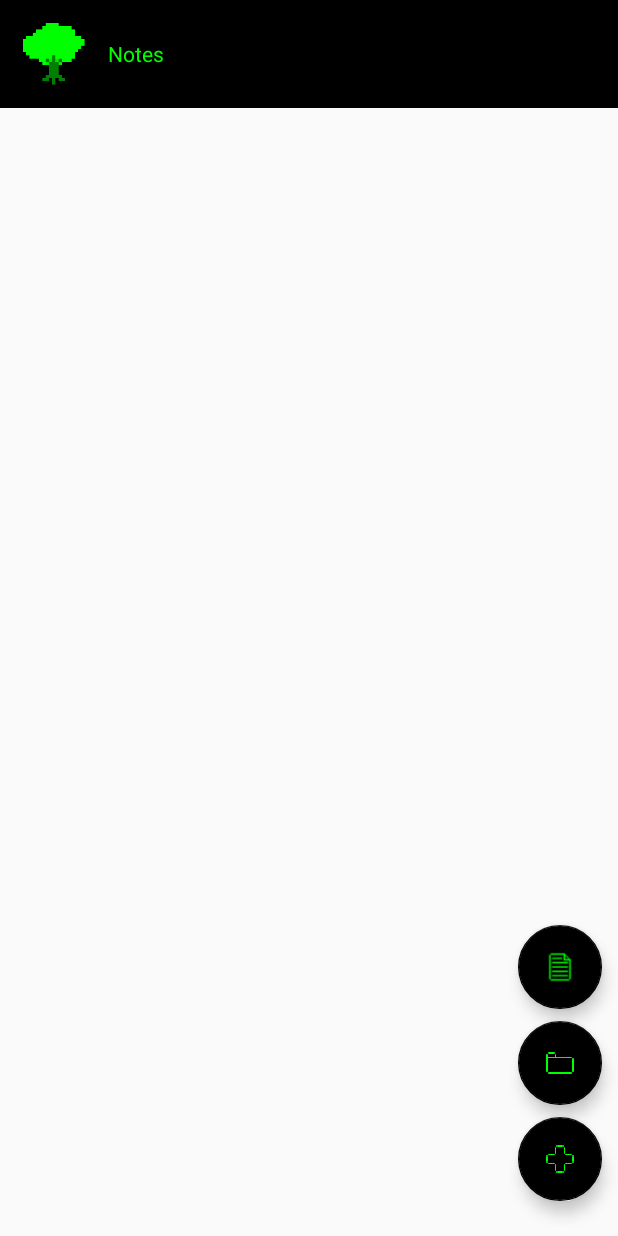
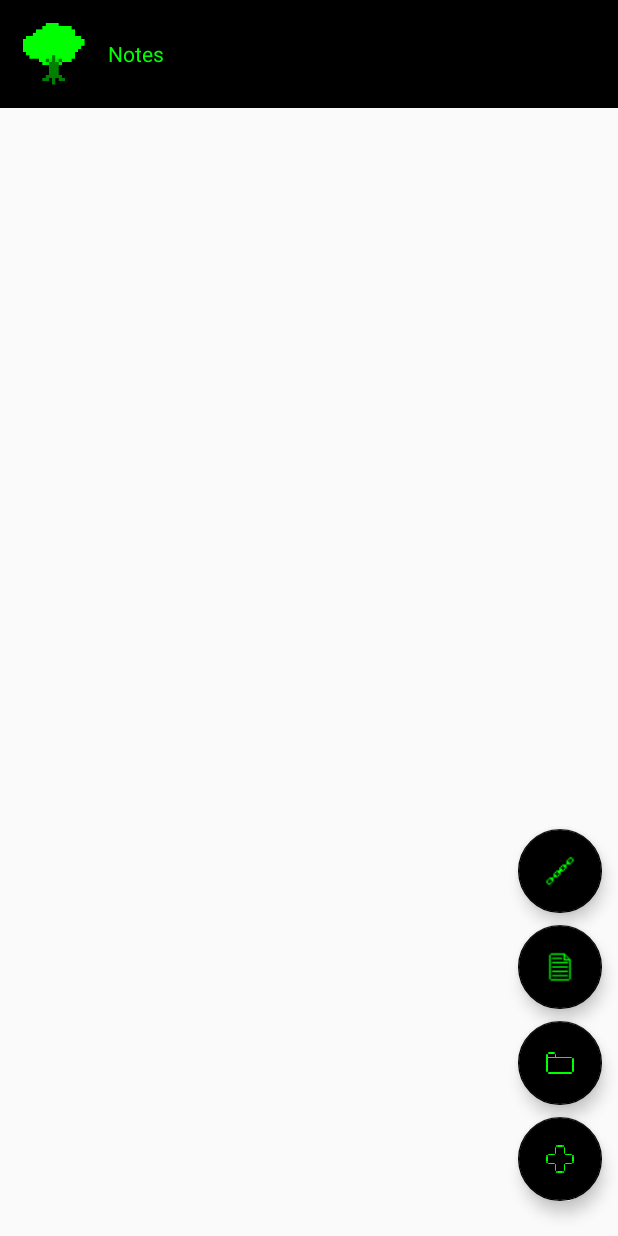
Before and after one commit to benmg1997/NotesTree, an Android app: the screen it shows after launch (MainActivity), after a tap on an icon or button, on a phone screen of 412 x 824 dp. Run offline under Robolectric (Android 15) with nearby library versions, the phone set to English and light mode, and no system bars.

Commit message:
Added chains
Added chains to link to other text files

```diff
--- a/app/src/main/res/layout/activity_main.xml
+++ b/app/src/main/res/layout/activity_main.xml
@@ -26,7 +26,6 @@
         android:layout_height="wrap_content"
         android:layout_marginBottom="8dp"
         android:src="@drawable/folderbig"
-        android:visibility="gone"
         app:backgroundTint="#000000"
         app:layout_constraintBottom_toTopOf="@+id/fab"
         app:layout_constraintEnd_toEndOf="@+id/fab"
@@ -38,11 +37,21 @@
         android:layout_height="wrap_content"
         android:layout_marginBottom="8dp"
         android:src="@drawable/textsmall"
-        android:visibility="gone"
         app:backgroundTint="#000000"
         app:layout_constraintBottom_toTopOf="@+id/fabFolder"
         app:layout_constraintEnd_toEndOf="@+id/fabFolder"
         app:layout_constraintStart_toStartOf="@+id/fabFolder" />
+
+    <com.google.android.material.floatingactionbutton.FloatingActionButton
+        android:id="@+id/fabChain"
+        android:layout_width="wrap_content"
+        android:layout_height="wrap_content"
+        android:layout_marginBottom="8dp"
+        android:src="@drawable/chainsmall"
+        app:backgroundTint="#000000"
+        app:layout_constraintBottom_toTopOf="@+id/fabFile"
+        app:layout_constraintEnd_toEndOf="@+id/fabFile"
+        app:layout_constraintStart_toStartOf="@+id/fabFile" />
 
     <LinearLayout
         android:id="@+id/linearLayout3"
```
Also changed, not shown: app/src/main/java/com/example/notetree/FolderAdapter.java (+27 -1 lines), app/src/main/java/com/example/notetree/MainActivity.java (+51 -4 lines), app/src/main/res/drawable/chain.jpg (added), app/src/main/res/drawable/chainbig.png (added), app/src/main/res/drawable/chainsmall.png (added), 3 other files.
